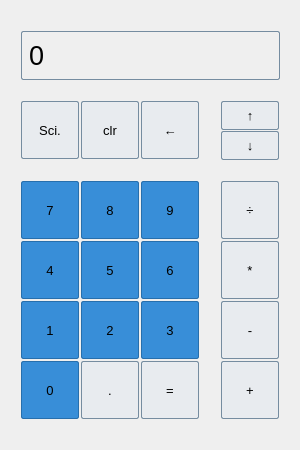
Qt form src/mainwindow.ui (cs3100-team10/calc01) before a commit.
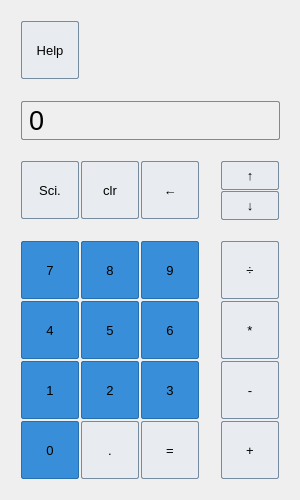
The same form after that commit.

Commit message: basic help dialogs added

Diff of the .ui file:
```diff
--- a/src/mainwindow.ui
+++ b/src/mainwindow.ui
@@ -7,7 +7,7 @@
     <x>0</x>
     <y>0</y>
     <width>300</width>
-    <height>450</height>
+    <height>500</height>
    </rect>
   </property>
   <property name="windowTitle">
@@ -18,9 +18,9 @@
     <property name="geometry">
      <rect>
       <x>20</x>
-      <y>30</y>
+      <y>100</y>
       <width>261</width>
-      <height>51</height>
+      <height>41</height>
      </rect>
     </property>
     <property name="font">
@@ -51,7 +51,7 @@
     <property name="geometry">
      <rect>
       <x>20</x>
-      <y>100</y>
+      <y>160</y>
       <width>60</width>
       <height>60</height>
      </rect>
@@ -93,7 +93,7 @@
     <property name="geometry">
      <rect>
       <x>80</x>
-      <y>100</y>
+      <y>160</y>
       <width>60</width>
       <height>60</height>
      </rect>
@@ -135,7 +135,7 @@
     <property name="geometry">
      <rect>
       <x>140</x>
-      <y>100</y>
+      <y>160</y>
       <width>60</width>
       <height>60</height>
      </rect>
@@ -177,7 +177,7 @@
     <property name="geometry">
      <rect>
       <x>220</x>
-      <y>100</y>
+      <y>160</y>
       <width>60</width>
       <height>31</height>
      </rect>
@@ -219,7 +219,7 @@
     <property name="geometry">
      <rect>
       <x>140</x>
-      <y>180</y>
+      <y>240</y>
       <width>60</width>
       <height>60</height>
      </rect>
@@ -261,7 +261,7 @@
     <property name="geometry">
      <rect>
       <x>220</x>
-      <y>180</y>
+      <y>240</y>
       <width>60</width>
       <height>60</height>
      </rect>
@@ -303,7 +303,7 @@
     <property name="geometry">
      <rect>
       <x>20</x>
-      <y>180</y>
+      <y>240</y>
       <width>60</width>
       <height>60</height>
      </rect>
@@ -345,7 +345,7 @@
     <property name="geometry">
      <rect>
       <x>80</x>
-      <y>180</y>
+      <y>240</y>
       <width>60</width>
       <height>60</height>
      </rect>
@@ -387,7 +387,7 @@
     <property name="geometry">
      <rect>
       <x>140</x>
-      <y>240</y>
+      <y>300</y>
       <width>60</width>
       <height>60</height>
      </rect>
@@ -429,7 +429,7 @@
     <property name="geometry">
      <rect>
       <x>220</x>
-      <y>240</y>
+      <y>300</y>
       <width>60</width>
       <height>60</height>
      </rect>
@@ -471,7 +471,7 @@
     <property name="geometry">
      <rect>
       <x>20</x>
-      <y>240</y>
+      <y>300</y>
       <width>60</width>
       <height>60</height>
      </rect>
@@ -513,7 +513,7 @@
     <property name="geometry">
      <rect>
       <x>80</x>
-      <y>240</y>
+      <y>300</y>
       <width>60</width>
       <height>60</height>
      </rect>
@@ -555,7 +555,7 @@
     <property name="geometry">
      <rect>
       <x>140</x>
-      <y>300</y>
+      <y>360</y>
       <width>60</width>
       <height>60</height>
      </rect>
@@ -597,7 +597,7 @@
     <property name="geometry">
      <rect>
       <x>220</x>
-      <y>300</y>
+      <y>360</y>
       <width>60</width>
       <height>60</height>
      </rect>
@@ -639,7 +639,7 @@
     <property name="geometry">
      <rect>
       <x>20</x>
-      <y>300</y>
+      <y>360</y>
       <width>60</width>
       <height>60</height>
      </rect>
@@ -681,7 +681,7 @@
     <property name="geometry">
      <rect>
       <x>80</x>
-      <y>300</y>
+      <y>360</y>
       <width>60</width>
       <height>60</height>
      </rect>
@@ -723,7 +723,7 @@
     <property name="geometry">
      <rect>
       <x>220</x>
-      <y>360</y>
+      <y>420</y>
       <width>60</width>
       <height>60</height>
      </rect>
@@ -765,7 +765,7 @@
     <property name="geometry">
      <rect>
       <x>140</x>
-      <y>360</y>
+      <y>420</y>
       <width>60</width>
       <height>60</height>
      </rect>
@@ -807,7 +807,7 @@
     <property name="geometry">
      <rect>
       <x>20</x>
-      <y>360</y>
+      <y>420</y>
       <width>60</width>
       <height>60</height>
      </rect>
@@ -849,7 +849,7 @@
     <property name="geometry">
      <rect>
       <x>80</x>
-      <y>360</y>
+      <y>420</y>
       <width>60</width>
       <height>60</height>
      </rect>
@@ -891,7 +891,7 @@
     <property name="geometry">
      <rect>
       <x>220</x>
-      <y>130</y>
+      <y>190</y>
       <width>60</width>
       <height>31</height>
      </rect>
@@ -929,6 +929,48 @@
      <string>↓</string>
     </property>
    </widget>
+   <widget class="QPushButton" name="pushButton_help">
+    <property name="geometry">
+     <rect>
+      <x>20</x>
+      <y>20</y>
+      <width>60</width>
+      <height>60</height>
+     </rect>
+    </property>
+    <property name="sizeIncrement">
+     <size>
+      <width>0</width>
+      <height>0</height>
+     </size>
+    </property>
+    <property name="font">
+     <font>
+      <pointsize>10</pointsize>
+     </font>
+    </property>
+    <property name="styleSheet">
+     <string notr="true">QPushButton {
+	background-color: #e8ebef;
+    border-style: solid;
+    border-width: 1px;
+    border-radius: 2px;
+    border-color: #758ca0;
+	margin: 1px;
+}
+QPushButton:pressed {
+    background-color: #388ed8;
+}
+QPushButton:hover{ 
+	background-color: #b5bfcc;
+	color: #374c5e;
+}
+</string>
+    </property>
+    <property name="text">
+     <string>Help</string>
+    </property>
+   </widget>
   </widget>
  </widget>
  <layoutdefault spacing="6" margin="11"/>
```
The commit also changes 11 other files.
